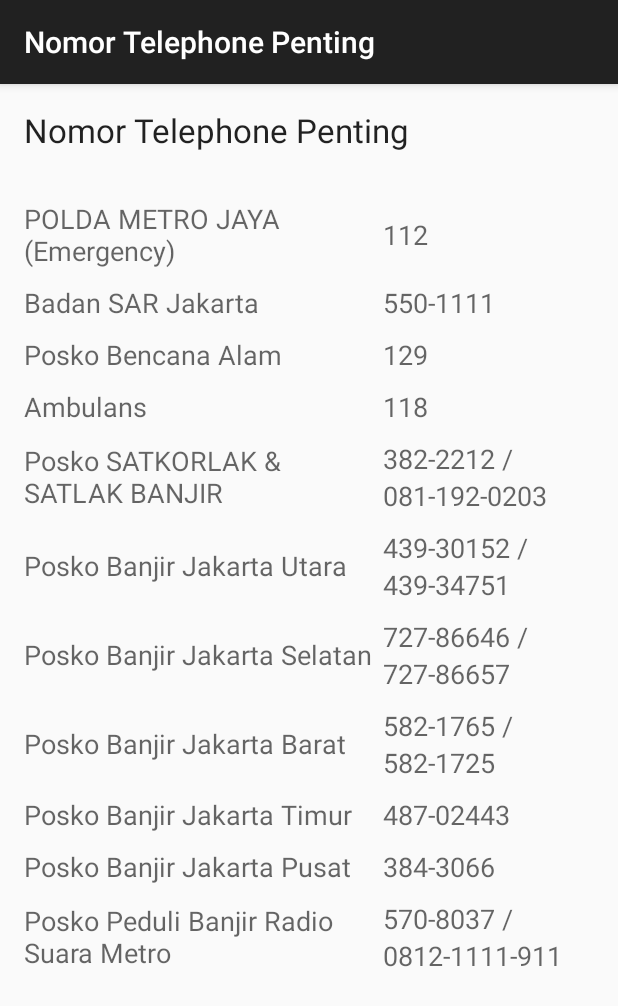
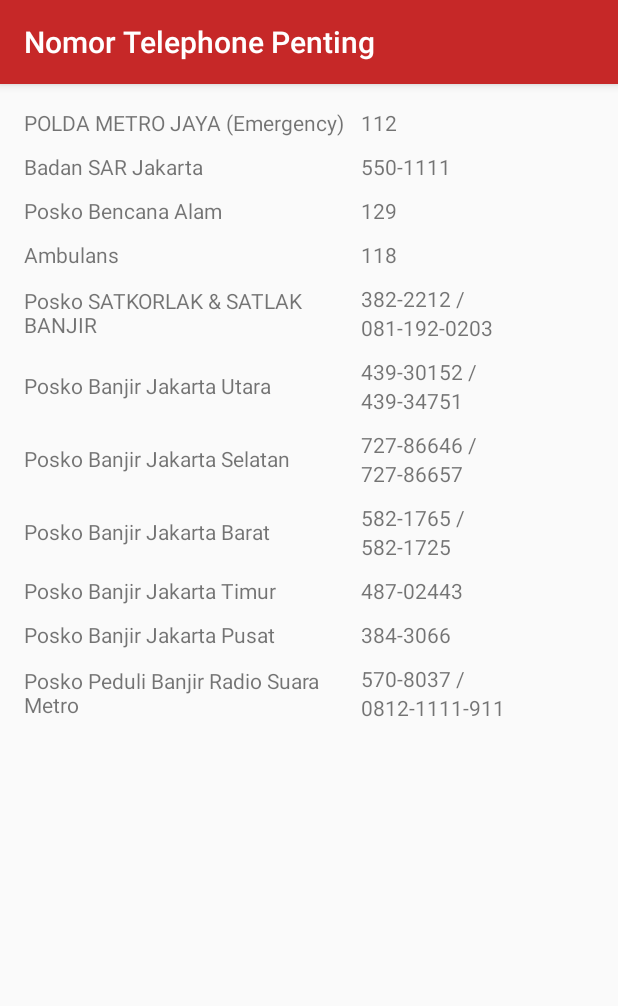
Before and after one commit to vhiefa/SiagaBanjir, an Android app: the TelephoneActivity screen opened directly, with no data from a screen before it, on a phone screen of 412 x 824 dp. Shown: the top 1006 px of the screen. Run offline under Robolectric (Android 15) with nearby library versions, the phone set to English and light mode, and no system bars.

Commit message:
simplify code of MainActivity and some other adjustment

```diff
--- a/app/src/main/java/com/digitcreativestudio/siagabanjir/TelephoneActivity.java
+++ b/app/src/main/java/com/digitcreativestudio/siagabanjir/TelephoneActivity.java
@@ -1,5 +1,8 @@
 package com.digitcreativestudio.siagabanjir;
 
+import android.graphics.Color;
+import android.graphics.drawable.ColorDrawable;
+import android.support.v7.app.ActionBar;
 import android.support.v7.app.ActionBarActivity;
 import android.os.Bundle;
 import android.view.Menu;
@@ -12,6 +15,10 @@ public class TelephoneActivity extends ActionBarActivity {
     protected void onCreate(Bundle savedInstanceState) {
         super.onCreate(savedInstanceState);
         setContentView(R.layout.activity_telephone);
+
+
+        ActionBar bar = getSupportActionBar();
+        bar.setBackgroundDrawable(new ColorDrawable(Color.parseColor("#C62828")));
     }
 
 
--- a/app/src/main/res/layout/activity_telephone.xml
+++ b/app/src/main/res/layout/activity_telephone.xml
@@ -7,14 +7,6 @@
         android:layout_width="fill_parent"
         android:layout_height="fill_parent"
         tools:context="com.digitcreativestudio.siagabanjir.TelephoneActivity">
-
-        <TextView
-            android:layout_width="wrap_content"
-            android:layout_height="wrap_content"
-            android:textAppearance="?android:attr/textAppearanceLarge"
-            android:text="Nomor Telephone Penting"
-            android:id="@+id/textView6"
-            android:layout_margin="16dp" />
 
         <ScrollView
             android:layout_width="match_parent"
@@ -33,7 +25,7 @@
                     <TextView
                         android:layout_width="wrap_content"
                         android:layout_height="match_parent"
-                        android:textAppearance="?android:attr/textAppearanceMedium"
+                        android:textAppearance="?android:attr/textAppearanceSmall"
                         android:text="POLDA METRO JAYA (Emergency)"
                         android:id="@+id/textView7"
                         android:layout_weight="1"
@@ -43,7 +35,7 @@
                     <TextView
                         android:layout_width="wrap_content"
                         android:layout_height="match_parent"
-                        android:textAppearance="?android:attr/textAppearanceMedium"
+                        android:textAppearance="?android:attr/textAppearanceSmall"
                         android:text="112"
                         android:id="@+id/textView8"
                         android:layout_weight="1"
@@ -59,7 +51,7 @@
                     <TextView
                         android:layout_width="wrap_content"
                         android:layout_height="wrap_content"
-                        android:textAppearance="?android:attr/textAppearanceMedium"
+                        android:textAppearance="?android:attr/textAppearanceSmall"
                         android:text="Badan SAR Jakarta"
                         android:id="@+id/textView9"
                         android:layout_column="0"
@@ -69,7 +61,7 @@
                     <TextView
                         android:layout_width="wrap_content"
                         android:layout_height="wrap_content"
-                        android:textAppearance="?android:attr/textAppearanceMedium"
+                        android:textAppearance="?android:attr/textAppearanceSmall"
                         android:text="550-1111"
                         android:id="@+id/textView9"
                         android:layout_column="1"
@@ -85,7 +77,7 @@
                     <TextView
                         android:layout_width="wrap_content"
                         android:layout_height="wrap_content"
-                        android:textAppearance="?android:attr/textAppearanceMedium"
+                        android:textAppearance="?android:attr/textAppearanceSmall"
                         android:text="Posko Bencana Alam"
                         android:id="@+id/textView10"
                         android:layout_column="0"
@@ -95,7 +87,7 @@
                     <TextView
                         android:layout_width="wrap_content"
                         android:layout_height="wrap_content"
-                        android:textAppearance="?android:attr/textAppearanceMedium"
+                        android:textAppearance="?android:attr/textAppearanceSmall"
                         android:text="129"
                         android:id="@+id/textView11"
                         android:layout_column="1"
@@ -111,7 +103,7 @@
                     <TextView
                         android:layout_width="wrap_content"
                         android:layout_height="wrap_content"
-                        android:textAppearance="?android:attr/textAppearanceMedium"
+                        android:textAppearance="?android:attr/textAppearanceSmall"
                         android:text="Ambulans"
                         android:id="@+id/textView12"
                         android:layout_column="0"
@@ -121,7 +113,7 @@
                     <TextView
                         android:layout_width="wrap_content"
                         android:layout_height="wrap_content"
-                        android:textAppearance="?android:attr/textAppearanceMedium"
+                        android:textAppearance="?android:attr/textAppearanceSmall"
                         android:text="118"
                         android:id="@+id/textView13"
                         android:layout_column="1"
@@ -137,7 +129,7 @@
                     <TextView
                         android:layout_width="wrap_content"
                         android:layout_height="match_parent"
-                        android:textAppearance="?android:attr/textAppearanceMedium"
+                        android:textAppearance="?android:attr/textAppearanceSmall"
                         android:text="Posko SATKORLAK &amp; SATLAK BANJIR"
                         android:id="@+id/textView12"
                         android:layout_column="0"
@@ -154,7 +146,7 @@
                         <TextView
                             android:layout_width="wrap_content"
                             android:layout_height="wrap_content"
-                            android:textAppearance="?android:attr/textAppearanceMedium"
+                            android:textAppearance="?android:attr/textAppearanceSmall"
                             android:text="382-2212 /"
                             android:id="@+id/textView13"
                             android:layout_column="1" />
@@ -162,7 +154,7 @@
                         <TextView
                             android:layout_width="wrap_content"
                             android:layout_height="wrap_content"
-                            android:textAppearance="?android:attr/textAppearanceMedium"
+                            android:textAppearance="?android:attr/textAppearanceSmall"
                             android:text="081-192-0203"
                             android:id="@+id/textView16"
                             android:layout_column="1" />
@@ -177,7 +169,7 @@
                     <TextView
                         android:layout_width="wrap_content"
                         android:layout_height="match_parent"
-                        android:textAppearance="?android:attr/textAppearanceMedium"
+                        android:textAppearance="?android:attr/textAppearanceSmall"
                         android:text="Posko Banjir Jakarta Utara"
                         android:id="@+id/textView12"
                         android:layout_column="0"
@@ -194,7 +186,7 @@
                         <TextView
                             android:layout_width="wrap_content"
                             android:layout_height="wrap_content"
-                            android:textAppearance="?android:attr/textAppearanceMedium"
+                            android:textAppearance="?android:attr/textAppearanceSmall"
                             android:text="439-30152 /"
                             android:id="@+id/textView13"
                             android:layout_column="1"
@@ -203,7 +195,7 @@
                         <TextView
                             android:layout_width="wrap_content"
                             android:layout_height="wrap_content"
-                            android:textAppearance="?android:attr/textAppearanceMedium"
+                            android:textAppearance="?android:attr/textAppearanceSmall"
                             android:text="439-34751"
                             android:id="@+id/textView17"
                             android:layout_column="1"
@@ -220,7 +212,7 @@
                     <TextView
                         android:layout_width="wrap_content"
                         android:layout_height="match_parent"
-                        android:textAppearance="?android:attr/textAppearanceMedium"
+                        android:textAppearance="?android:attr/textAppearanceSmall"
                         android:text="Posko Banjir Jakarta Selatan"
                         android:id="@+id/textView14"
                         android:layout_column="0"
@@ -237,7 +229,7 @@
                         <TextView
                             android:layout_width="wrap_content"
                             android:layout_height="wrap_content"
-                            android:textAppearance="?android:attr/textAppearanceMedium"
+                            android:textAppearance="?android:attr/textAppearanceSmall"
                             android:text="727-86646 /"
                             android:id="@+id/textView15"
                             android:layout_column="1" />
@@ -245,7 +237,7 @@
                         <TextView
                             android:layout_width="wrap_content"
                             android:layout_height="wrap_content"
-                            android:textAppearance="?android:attr/textAppearanceMedium"
+                            android:textAppearance="?android:attr/textAppearanceSmall"
                             android:text="727-86657"
                             android:id="@+id/textView18"
                             android:layout_column="1" />
@@ -261,7 +253,7 @@
                     <TextView
                         android:layout_width="wrap_content"
                         android:layout_height="match_parent"
-                        android:textAppearance="?android:attr/textAppearanceMedium"
+                        android:textAppearance="?android:attr/textAppearanceSmall"
                         android:text="Posko Banjir Jakarta Barat"
                         android:id="@+id/textView14"
                         android:layout_column="0"
@@ -278,7 +270,7 @@
                         <TextView
                             android:layout_width="wrap_content"
                             android:layout_height="wrap_content"
-                            android:textAppearance="?android:attr/textAppearanceMedium"
+                            android:textAppearance="?android:attr/textAppearanceSmall"
                             android:text="582-1765 /"
                             android:id="@+id/textView15"
                             android:layout_column="1"
@@ -287,7 +279,7 @@
                         <TextView
                             android:layout_width="wrap_content"
                             android:layout_height="wrap_content"
-                            android:textAppearance="?android:attr/textAppearanceMedium"
+                            android:textAppearance="?android:attr/textAppearanceSmall"
                             android:text="582-1725"
                             android:id="@+id/textView19"
                             android:layout_column="1"
@@ -303,7 +295,7 @@
                     <TextView
                         android:layout_width="wrap_content"
                         android:layout_height="match_parent"
-                        android:textAppearance="?android:attr/textAppearanceMedium"
+                        android:textAppearance="?android:attr/textAppearanceSmall"
                         android:text="Posko Banjir Jakarta Timur"
                         android:id="@+id/textView14"
                         android:layout_column="0"
@@ -313,7 +305,7 @@
                     <TextView
                         android:layout_width="wrap_content"
                         android:layout_height="match_parent"
-                        android:textAppearance="?android:attr/textAppearanceMedium"
+                        android:textAppearance="?android:attr/textAppearanceSmall"
                         android:text="487-02443"
                         android:id="@+id/textView15"
                         android:layout_column="1"
@@ -329,7 +321,7 @@
                     <TextView
                         android:layout_width="wrap_content"
                         android:layout_height="match_parent"
-                        android:textAppearance="?android:attr/textAppearanceMedium"
+                        android:textAppearance="?android:attr/textAppearanceSmall"
                         android:text="Posko Banjir Jakarta Pusat"
                         android:id="@+id/textView14"
                         android:layout_column="0"
@@ -339,7 +331,7 @@
                     <TextView
                         android:layout_width="wrap_content"
                         android:layout_height="match_parent"
-                        android:textAppearance="?android:attr/textAppearanceMedium"
+                        android:textAppearance="?android:attr/textAppearanceSmall"
                         android:text="384-3066"
                         android:id="@+id/textView15"
                         android:layout_column="1"
@@ -355,7 +347,7 @@
                     <TextView
                         android:layout_width="wrap_content"
                         android:layout_height="match_parent"
-                        android:textAppearance="?android:attr/textAppearanceMedium"
+                        android:textAppearance="?android:attr/textAppearanceSmall"
                         android:text="Posko Peduli Banjir Radio Suara Metro"
                         android:id="@+id/textView14"
                         android:layout_column="0"
@@ -371,7 +363,7 @@
                         <TextView
                             android:layout_width="wrap_content"
                             android:layout_height="wrap_content"
-                            android:textAppearance="?android:attr/textAppearanceMedium"
+                            android:textAppearance="?android:attr/textAppearanceSmall"
                             android:text="570-8037 / "
                             android:id="@+id/textView20"
                             android:layout_column="1"
@@ -380,7 +372,7 @@
                         <TextView
                             android:layout_width="wrap_content"
                             android:layout_height="wrap_content"
-                            android:textAppearance="?android:attr/textAppearanceMedium"
+                            android:textAppearance="?android:attr/textAppearanceSmall"
                             android:text="0812-1111-911"
                             android:id="@+id/textView21"
                             android:layout_column="1"
@@ -389,7 +381,7 @@
                         <TextView
                             android:layout_width="wrap_content"
                             android:layout_height="0dp"
-                            android:textAppearance="?android:attr/textAppearanceMedium"
+                            android:textAppearance="?android:attr/textAppearanceSmall"
                             android:text="570-8037 / 0812-1111-911"
                             android:id="@+id/textView23"
                             android:layout_column="1"
```
Also changed, not shown: app/src/main/java/com/digitcreativestudio/siagabanjir/InfoTanggapActivity.java (+7 -0 lines), app/src/main/java/com/digitcreativestudio/siagabanjir/Main2Activity.java (+17 -17 lines).
